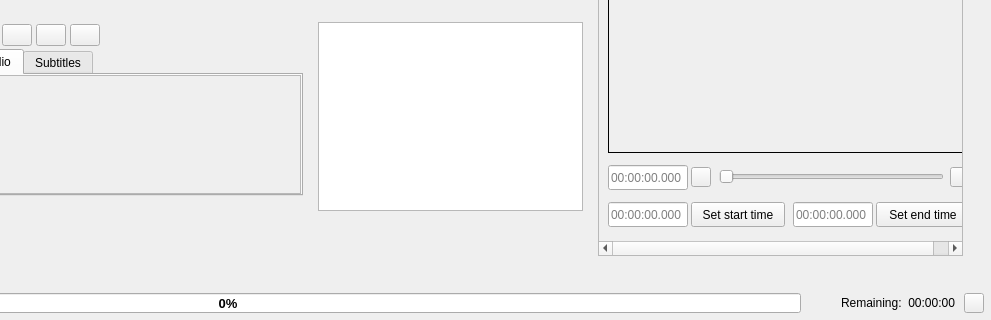
Qt form app/mainwindow.ui (philstopford/cine-encoder) before a commit; both pictures show x 416 to 1407 and y 451 to 771 of the 1407 by 771 pixel window.
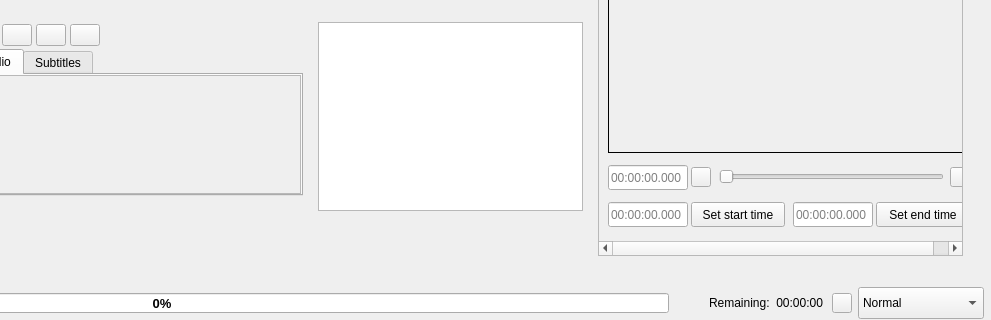
The same form after that commit. Icons and pictures are not drawn. Custom widgets are drawn as their Qt base class.

Patch:
```diff
--- a/app/mainwindow.ui
+++ b/app/mainwindow.ui
@@ -345,6 +345,50 @@
               </property>
              </widget>
             </item>
+            <item>
+             <widget class="QComboBox" name="comboBox_changePrio">
+              <property name="minimumSize">
+               <size>
+                <width>126</width>
+                <height>0</height>
+               </size>
+              </property>
+              <property name="maximumSize">
+               <size>
+                <width>126</width>
+                <height>126</height>
+               </size>
+              </property>
+              <property name="currentIndex">
+               <number>2</number>
+              </property>
+              <item>
+               <property name="text">
+                <string>Lowest</string>
+               </property>
+              </item>
+              <item>
+               <property name="text">
+                <string>Low</string>
+               </property>
+              </item>
+              <item>
+               <property name="text">
+                <string>Normal</string>
+               </property>
+              </item>
+              <item>
+               <property name="text">
+                <string>High</string>
+               </property>
+              </item>
+              <item>
+               <property name="text">
+                <string>Highest</string>
+               </property>
+              </item>
+             </widget>
+            </item>
            </layout>
           </widget>
          </item>
```
Left out of the diff: 12 changed lines with no effect on the pictures.
